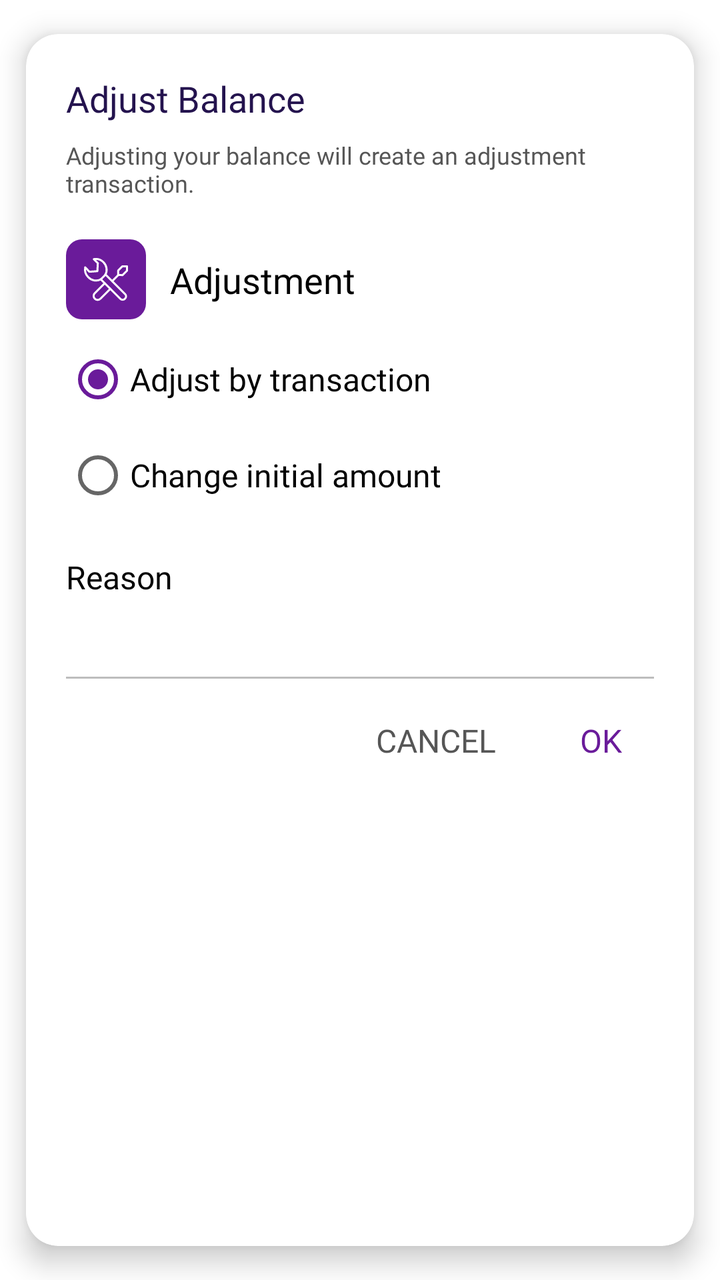
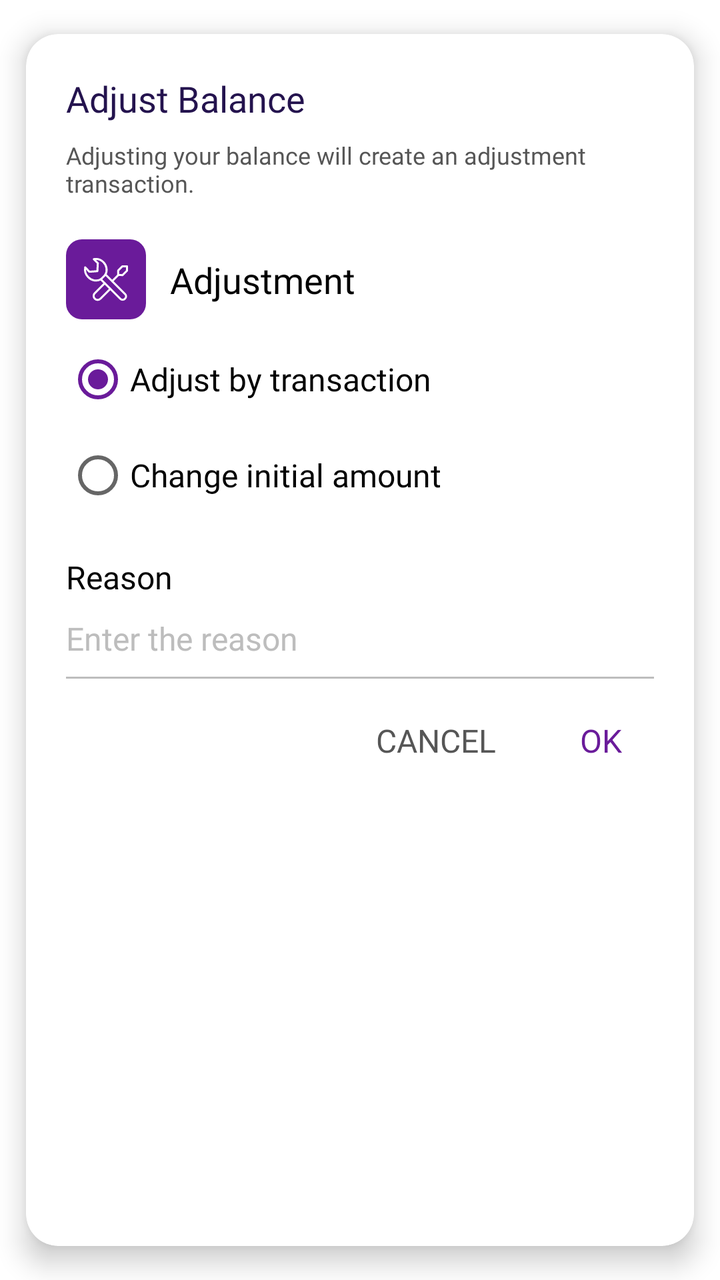

Compare the two renders of this Android layout. The source of the first and the diff that turns it into the second are given below.
<!-- AndroidManifest.xml: application theme Theme.MoneyTracker -->
<!-- res/layout/dialog_adjust_balance.xml -->
<?xml version="1.0" encoding="utf-8"?>
<androidx.cardview.widget.CardView xmlns:android="http://schemas.android.com/apk/res/android"
    xmlns:app="http://schemas.android.com/apk/res-auto"
    android:layout_width="match_parent"
    android:layout_height="wrap_content"
    app:cardBackgroundColor="@color/white"
    app:cardCornerRadius="@dimen/corner_radius_16"
    app:cardElevation="@dimen/corner_elevation_8"
    app:cardUseCompatPadding="true">

    <LinearLayout
        android:layout_width="match_parent"
        android:layout_height="wrap_content"
        android:orientation="vertical"
        android:padding="@dimen/margin_20">

        
        <androidx.appcompat.widget.AppCompatTextView
            android:id="@+id/tvTitle"
            android:layout_width="wrap_content"
            android:layout_height="wrap_content"
            android:layout_marginBottom="@dimen/margin_8"
            android:fontFamily="@font/exo2_bold"
            android:text="@string/adjust_balance"
            android:textColor="@color/text_primary"
            android:textSize="@dimen/text_18" />

        
        <androidx.appcompat.widget.AppCompatTextView
            android:id="@+id/tvMessage"
            android:layout_width="wrap_content"
            android:layout_height="wrap_content"
            android:layout_marginBottom="16dp"
            android:fontFamily="@font/exo2_medium"
            android:text="@string/adjust_by_transaction_hint"
            android:textColor="@color/dark_grey"
            android:textSize="@dimen/text_12" />

        <androidx.constraintlayout.widget.ConstraintLayout
            android:id="@+id/topWrapper"
            android:layout_width="match_parent"
            android:layout_height="wrap_content"
            android:layout_marginTop="@dimen/margin_4">

            <androidx.constraintlayout.widget.ConstraintLayout
                android:id="@+id/colorView"
                android:layout_width="40dp"
                android:layout_height="40dp"
                android:background="@drawable/bg_color"
                app:layout_constraintBottom_toBottomOf="parent"
                app:layout_constraintStart_toStartOf="parent"
                app:layout_constraintTop_toTopOf="parent">

                <androidx.appcompat.widget.AppCompatImageView
                    android:layout_width="30dp"
                    android:layout_height="30dp"
                    app:layout_constraintBottom_toBottomOf="parent"
                    app:layout_constraintEnd_toEndOf="parent"
                    app:layout_constraintStart_toStartOf="parent"
                    app:layout_constraintTop_toTopOf="parent"
                    app:srcCompat="@drawable/ic_adjust"
                    app:tint="@color/white" />
            </androidx.constraintlayout.widget.ConstraintLayout>

            <androidx.constraintlayout.widget.ConstraintLayout
                android:id="@+id/labelWrapper"
                android:layout_width="0dp"
                android:layout_height="wrap_content"
                android:layout_marginStart="@dimen/margin_12"
                app:layout_constraintBottom_toBottomOf="@id/colorView"
                app:layout_constraintEnd_toEndOf="parent"
                app:layout_constraintStart_toEndOf="@id/colorView"
                app:layout_constraintTop_toTopOf="@id/colorView">

                <androidx.appcompat.widget.AppCompatTextView
                    android:id="@+id/nameLabel"
                    android:layout_width="0dp"
                    android:layout_height="wrap_content"
                    android:layout_marginEnd="@dimen/margin_8"
                    android:ellipsize="end"
                    android:maxLines="1"
                    android:text="@string/adjustment"
                    android:textColor="@color/black"
                    android:textSize="@dimen/text_18"
                    app:fontFamily="@font/exo2_semibold"
                    app:layout_constraintBottom_toBottomOf="parent"
                    app:layout_constraintEnd_toStartOf="@+id/amountLabel"
                    app:layout_constraintStart_toStartOf="parent"
                    app:layout_constraintTop_toTopOf="parent" />

                <androidx.appcompat.widget.AppCompatTextView
                    android:id="@+id/amountLabel"
                    android:layout_width="wrap_content"
                    android:layout_height="wrap_content"
                    android:textSize="@dimen/text_16"
                    app:fontFamily="@font/exo2_semibold"
                    app:layout_constraintBottom_toBottomOf="parent"
                    app:layout_constraintEnd_toEndOf="parent"
                    app:layout_constraintTop_toTopOf="parent" />
            </androidx.constraintlayout.widget.ConstraintLayout>
        </androidx.constraintlayout.widget.ConstraintLayout>

        <RadioGroup
            android:id="@+id/radioGroup"
            android:layout_width="wrap_content"
            android:layout_height="wrap_content"
            android:layout_marginTop="@dimen/margin_6"
            app:layout_constraintEnd_toEndOf="parent"
            app:layout_constraintStart_toStartOf="parent"
            app:layout_constraintTop_toBottomOf="@+id/topWrapper">

            <androidx.appcompat.widget.AppCompatRadioButton
                android:id="@+id/rbAdjustTransaction"
                android:layout_width="wrap_content"
                android:layout_height="wrap_content"
                android:buttonTint="@color/radio_button_selector"
                android:checked="true"
                android:fontFamily="@font/exo2_semibold"
                android:text="@string/adjust_by_transaction"
                android:textSize="@dimen/text_16" />

            <androidx.appcompat.widget.AppCompatRadioButton
                android:id="@+id/rbChangeInitial"
                android:layout_width="wrap_content"
                android:layout_height="wrap_content"
                android:buttonTint="@color/radio_button_selector"
                android:fontFamily="@font/exo2_semibold"
                android:text="@string/change_initial_amount"
                android:textSize="@dimen/text_16" />
        </RadioGroup>

        <androidx.constraintlayout.widget.ConstraintLayout
            android:layout_width="match_parent"
            android:layout_height="wrap_content">

            <androidx.appcompat.widget.AppCompatTextView
                android:id="@+id/reasonLabel"
                android:layout_width="match_parent"
                android:layout_height="wrap_content"
                android:layout_marginTop="@dimen/padding_16"
                android:fontFamily="@font/exo2_bold"
                android:text="@string/reason"
                android:textColor="@color/black"
                android:textSize="@dimen/text_16"
                app:layout_constraintTop_toTopOf="parent" />

            <androidx.appcompat.widget.AppCompatEditText
                android:id="@+id/etReason"
                android:layout_width="0dp"
                android:layout_height="@dimen/edit_text_height_40"
                android:background="@drawable/bg_edit_text_underline"
                android:ems="10"
                android:fontFamily="@font/exo2_medium"
                android:inputType="textCapWords"
                android:textColor="@color/black"
                android:textSize="@dimen/text_16"
                app:layout_constraintEnd_toEndOf="parent"
                app:layout_constraintStart_toStartOf="parent"
                app:layout_constraintTop_toBottomOf="@id/reasonLabel" />

        </androidx.constraintlayout.widget.ConstraintLayout>

        <LinearLayout
            android:layout_width="match_parent"
            android:layout_height="wrap_content"
            android:layout_marginTop="@dimen/margin_12"
            android:gravity="end"
            android:orientation="horizontal">

            <androidx.appcompat.widget.AppCompatTextView
                android:id="@+id/tvCancel"
                android:layout_width="wrap_content"
                android:layout_height="wrap_content"
                android:clickable="true"
                android:focusable="true"
                android:fontFamily="@font/exo2_bold"
                android:paddingHorizontal="@dimen/margin_16"
                android:paddingVertical="@dimen/margin_8"
                android:text="@string/cancel"
                android:textAllCaps="true"
                android:textColor="@color/dark_grey"
                android:textSize="@dimen/text_16" />

            <androidx.appcompat.widget.AppCompatTextView
                android:id="@+id/tvOk"
                android:layout_width="wrap_content"
                android:layout_height="wrap_content"
                android:layout_marginStart="@dimen/margin_10"
                android:clickable="true"
                android:focusable="true"
                android:fontFamily="@font/exo2_bold"
                android:paddingHorizontal="@dimen/margin_16"
                android:paddingVertical="@dimen/margin_8"
                android:text="@string/ok"
                android:textAllCaps="true"
                android:textColor="@color/vibrant_orange"
                android:textSize="@dimen/text_16" />
        </LinearLayout>
    </LinearLayout>
</androidx.cardview.widget.CardView>
<!-- resources referenced by this layout -->
<resources>
  <color name="black">#FF000000</color>
  <color name="dark_grey">#565656</color>
  <color name="text_primary">#24134E</color>
  <color name="vibrant_orange">#FF6A1B9A</color>
  <color name="white">#FFFFFFFF</color>
  <dimen name="corner_elevation_8">8dp</dimen>
  <dimen name="corner_radius_16">16dp</dimen>
  <dimen name="edit_text_height_40">40dp</dimen>
  <dimen name="margin_10">10dp</dimen>
  <dimen name="margin_12">12dp</dimen>
  <dimen name="margin_16">16dp</dimen>
  <dimen name="margin_20">20dp</dimen>
  <dimen name="margin_4">4dp</dimen>
  <dimen name="margin_6">6dp</dimen>
  <dimen name="margin_8">8dp</dimen>
  <dimen name="padding_16">16dp</dimen>
  <dimen name="text_12">12sp</dimen>
  <dimen name="text_16">16sp</dimen>
  <dimen name="text_18">18sp</dimen>
  <!-- drawable bg_color (drawable) -->
  <?xml version="1.0" encoding="utf-8"?>
  <shape xmlns:android="http://schemas.android.com/apk/res/android"
      android:shape="rectangle">
      <corners android:radius="8dp" />
      <solid android:color="@color/vibrant_orange" />
  </shape>
  <!-- drawable bg_edit_text_underline (drawable) -->
  <?xml version="1.0" encoding="utf-8"?>
  <selector xmlns:android="http://schemas.android.com/apk/res/android">
      <item android:drawable="@drawable/bg_edit_text" android:state_enabled="true" android:state_window_focused="false" />
      <item android:drawable="@drawable/bg_edit_text" android:state_enabled="false" android:state_window_focused="false" />
      <item android:drawable="@drawable/bg_edit_text" android:state_pressed="true" />
      <item android:drawable="@drawable/bg_edit_text_highlight" android:state_enabled="true" android:state_focused="true" />
      <item android:drawable="@drawable/bg_edit_text" android:state_enabled="true" />
      <item android:drawable="@drawable/bg_edit_text_highlight" android:state_focused="true" />
      <item android:drawable="@drawable/bg_edit_text" />
  </selector>
  <string name="adjust_balance">Adjust Balance</string>
  <string name="adjust_by_transaction">Adjust by transaction</string>
  <string name="adjust_by_transaction_hint">Adjusting your balance will create an adjustment transaction.</string>
  <string name="adjustment">Adjustment</string>
  <string name="cancel">Cancel</string>
  <string name="change_initial_amount">Change initial amount</string>
  <string name="ok">OK</string>
  <string name="reason">Reason</string>
  <!-- drawable bg_edit_text (drawable) -->
  <?xml version="1.0" encoding="utf-8"?>
  <layer-list xmlns:android="http://schemas.android.com/apk/res/android">
      <item
          android:left="-5dp"
          android:right="-5dp"
          android:top="-5dp">
          <shape android:shape="rectangle">
              <stroke
                  android:width="1dp"
                  android:color="@color/grey" />
          </shape>
      </item>
  </layer-list>
  <!-- drawable bg_edit_text_highlight (drawable) -->
  <?xml version="1.0" encoding="utf-8"?>
  <layer-list xmlns:android="http://schemas.android.com/apk/res/android">
      <item
          android:left="-5dp"
          android:right="-5dp"
          android:top="-5dp">
          <shape android:shape="rectangle">
              <stroke
                  android:width="2dp"
                  android:color="@color/vibrant_orange" />
          </shape>
      </item>
  </layer-list>
  <color name="azure_blue">#FF2563EB</color>
  <color name="emerald_green">#FF10B981</color>
  <color name="teal">#FF03DAC5</color>
  <color name="dark_teal">#FF018786</color>
  <color name="grey">#BDBDBD</color>
  <!-- unchanged entries left out for length: 11 -->
</resources>

<!-- the commit's change to res/layout/dialog_adjust_balance.xml (unified diff, before → after) -->
@@ -92,8 +92,9 @@
                     android:id="@+id/amountLabel"
                     android:layout_width="wrap_content"
                     android:layout_height="wrap_content"
-                    android:textSize="@dimen/text_16"
+                    android:textSize="@dimen/text_18"
                     app:fontFamily="@font/exo2_semibold"
+                    android:textColor="@color/dark_grey"
                     app:layout_constraintBottom_toBottomOf="parent"
                     app:layout_constraintEnd_toEndOf="parent"
                     app:layout_constraintTop_toTopOf="parent" />
@@ -150,6 +151,8 @@
                 android:layout_height="@dimen/edit_text_height_40"
                 android:background="@drawable/bg_edit_text_underline"
                 android:ems="10"
+                android:hint="@string/enter_the_reason"
+                android:textColorHint="@color/grey"
                 android:fontFamily="@font/exo2_medium"
                 android:inputType="textCapWords"
                 android:textColor="@color/black"
<!-- resource entries referenced after the edit -->
@@ -43,6 +43,7 @@
   <string name="adjustment">Adjustment</string>
   <string name="cancel">Cancel</string>
   <string name="change_initial_amount">Change initial amount</string>
+  <string name="enter_the_reason">Enter the reason</string>
   <string name="ok">OK</string>
   <string name="reason">Reason</string>
   <!-- drawable bg_edit_text (drawable) -->
